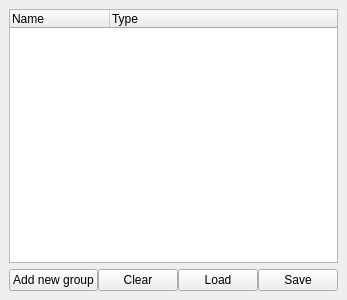
Before: the Qt Designer form workstation/annotation/resources/AnnotationDockWidget.ui in computationalpathologygroup/ASAP, drawn with Qt 5.
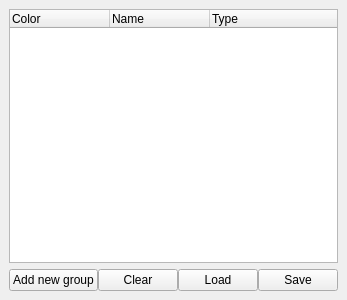
After: the same form once the commit is applied.

Commit message: * Added color options to annotations

```diff
--- a/workstation/annotation/resources/AnnotationDockWidget.ui
+++ b/workstation/annotation/resources/AnnotationDockWidget.ui
@@ -47,6 +47,11 @@
       <property name="headerHidden">
        <bool>false</bool>
       </property>
+      <column>
+       <property name="text">
+        <string>Color</string>
+       </property>
+      </column>
       <column>
        <property name="text">
         <string>Name</string>
```
The commit also changes 13 other files.
